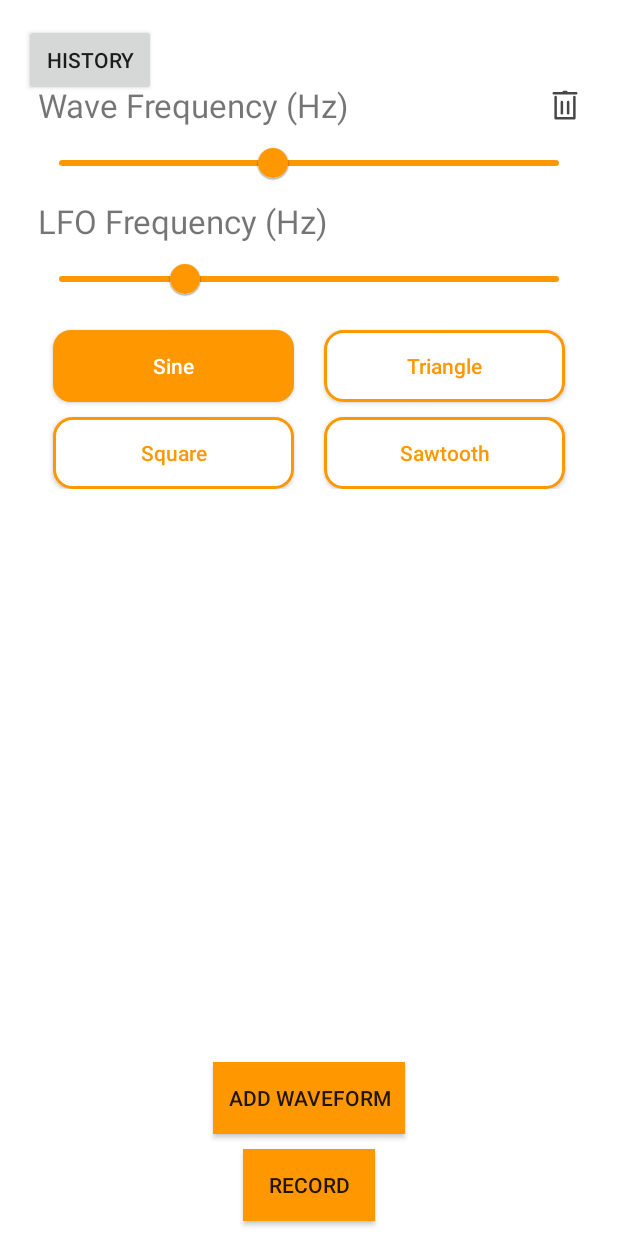
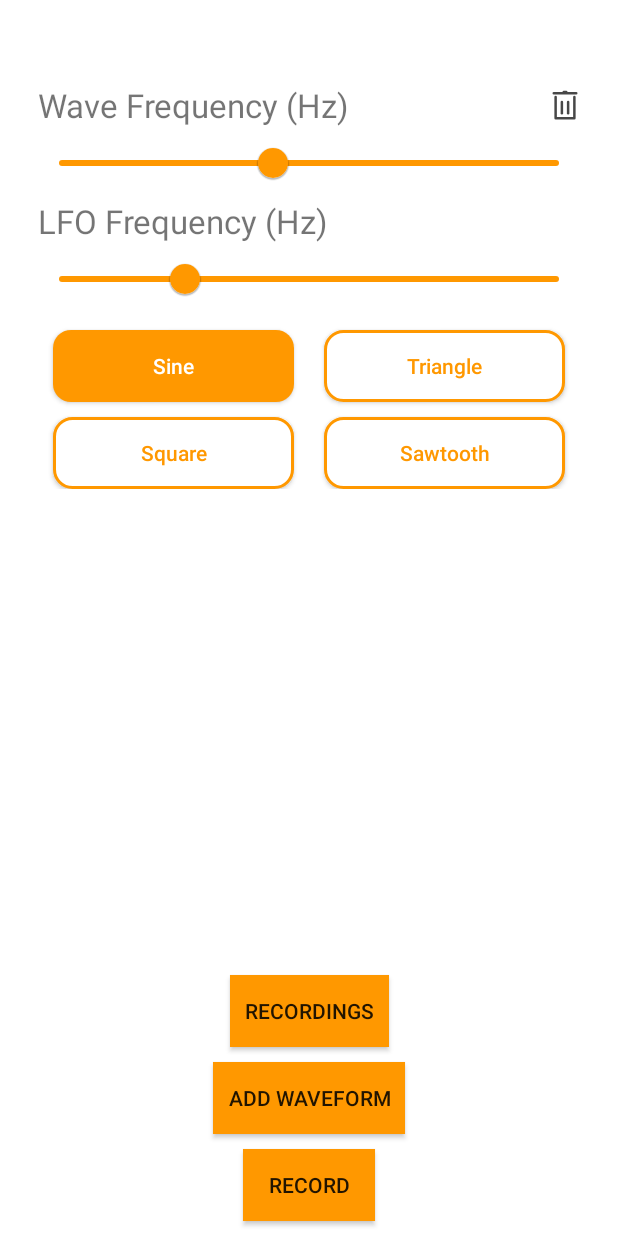
Before and after one commit to Sankar-Ayachitula/Synthesizer-App, an Android app: the screen it shows after launch (MainActivity), after a tap on "ADD WAVEFORM", on a phone screen of 412 x 824 dp. Run offline under Robolectric (Android 15) with nearby library versions, the phone set to English and light mode, and no system bars; 3 statements that could not run were skipped.

Commit message:
Reverted the MainActivity.java file, commented the OscilloscopeView, made UI changes

```diff
--- a/app/src/main/java/edu/northeastern/synthesizer/activities/MainActivity.java
+++ b/app/src/main/java/edu/northeastern/synthesizer/activities/MainActivity.java
@@ -1,169 +1,77 @@
 package edu.northeastern.synthesizer.activities;
 
-import android.content.Intent;
 import android.os.Bundle;
-import android.os.Handler;
-import android.os.Looper;
+import android.util.Log;
 import android.view.View;
-import android.widget.Button;
 import android.widget.Toast;
 
 import androidx.activity.EdgeToEdge;
 import androidx.appcompat.app.AppCompatActivity;
+import androidx.core.graphics.Insets;
+import androidx.core.view.ViewCompat;
+import androidx.core.view.WindowInsetsCompat;
 import androidx.recyclerview.widget.LinearLayoutManager;
 import androidx.recyclerview.widget.RecyclerView;
 
-import java.io.File;
-import java.text.SimpleDateFormat;
 import java.util.ArrayList;
-import java.util.Date;
-import java.util.Locale;
+import java.util.Arrays;
+import java.util.List;
 
 import edu.northeastern.synthesizer.R;
+import edu.northeastern.synthesizer.adapters.OnWaveTypeSelected;
 import edu.northeastern.synthesizer.adapters.WaveAdapter;
+import edu.northeastern.synthesizer.adapters.WaveType;
 import edu.northeastern.synthesizer.models.WaveModel;
 import edu.northeastern.synthesizer.utils.NativeSynth;
-//import edu.northeastern.synthesizer.utils.OnWaveTypeSelected;
-//import edu.northeastern.synthesizer.utils.WaveType;
-import edu.northeastern.synthesizer.adapters.OnWaveTypeSelected;
-import edu.northeastern.synthesizer.adapters.WaveType;
-
-import edu.northeastern.synthesizer.views.OscilloscopeView;
 
 public class MainActivity extends AppCompatActivity implements OnWaveTypeSelected {
 
-    private final ArrayList<WaveModel> waves = new ArrayList<>();
-    private RecyclerView recyclerView;
-    private WaveAdapter adapter;
+    private ArrayList<WaveModel> waves = new ArrayList<>();
+    RecyclerView recyclerView;
+    WaveAdapter adapter;
 
-    // NEW: oscilloscope + polling
-    private OscilloscopeView oscilloscopeView;
-    private static final int WAVEFORM_SIZE = 512;
-    private final float[] waveformBuffer = new float[WAVEFORM_SIZE];
-
-    private final Handler waveformHandler = new Handler(Looper.getMainLooper());
-    private final int WAVEFORM_REFRESH_MS = 16; // ~60 FPS
-    private final Runnable waveformUpdater = new Runnable() {
-        @Override
-        public void run() {
-            try {
-                NativeSynth.getWaveform(waveformBuffer);
-                if (oscilloscopeView != null) {
-                    oscilloscopeView.updateWaveform(waveformBuffer);
-                }
-            } catch (Throwable t) {
-                // ignore; keep UI safe
-            }
-            waveformHandler.postDelayed(this, WAVEFORM_REFRESH_MS);
-        }
-    };
-
-    // NEW: recording
-    private Button recordButton;
-    private boolean isRecording = false;
-    private File lastRecordingFile = null;
 
     @Override
     protected void onCreate(Bundle savedInstanceState) {
         super.onCreate(savedInstanceState);
         EdgeToEdge.enable(this);
         setContentView(R.layout.activity_main);
+//        ViewCompat.setOnApplyWindowInsetsListener(findViewById(R.id.main), (v, insets) -> {
+//            Insets systemBars = insets.getInsets(WindowInsetsCompat.Type.systemBars());
+//            v.setPadding(systemBars.left, systemBars.top, systemBars.right, systemBars.bottom);
+//            return insets;
+//        });
 
-        // Start native audio engine
-        NativeSynth.start();
+        recyclerView = findViewById(R.id.rv_waveform);
+        recyclerView.setLayoutManager(new LinearLayoutManager(this));
 
-        // Find views
+        // Example list (replace with your actual model)
+        List<String> list = Arrays.asList("Wave 1", "Wave 2", "Wave 3");
 
-        oscilloscopeView = findViewById(R.id.oscilloscopeView);
-        recordButton = findViewById(R.id.btnRecord);
-        recyclerView = findViewById(R.id.rv_waveform);
-
-        findViewById(R.id.btnHistory).setOnClickListener(v -> {
-            Intent i = new Intent(MainActivity.this, RecordingHistoryActivity.class);
-            startActivity(i);
-        });
-
-        // RecyclerView setup
-        recyclerView.setLayoutManager(new LinearLayoutManager(this));
         adapter = new WaveAdapter(waves, this);
         recyclerView.setAdapter(adapter);
 
-        // Add wave button
-        findViewById(R.id.addWaveForm).setOnClickListener(new View.OnClickListener() {
-            @Override
-            public void onClick(View v) {
-                addNewWave();
-            }
+        NativeSynth.start();
+        // waveType: 0=sine, 1=square, 2=tri, 3=saw
+
+//        int waveId1 = NativeSynth.addWave(2, 440f, 1f); // sine
+
+        findViewById(R.id.addWaveForm).setOnClickListener(v -> {
+            addNewWave();
         });
 
-        // NEW: Record button handler
-        recordButton.setOnClickListener(new View.OnClickListener() {
-            @Override
-            public void onClick(View v) {
-                toggleRecording();
-            }
-        });
-
-        // Start waveform polling
-        waveformHandler.post(waveformUpdater);
-
-
     }
-
-    private void addNewWave() {
-        WaveModel model = new WaveModel();
-        waves.add(model);
-        adapter.notifyItemInserted(waves.size() - 1);
-        recyclerView.smoothScrollToPosition(waves.size() - 1);
-    }
-
-    // NEW: create recording path in internal storage
-    private File createNewRecordingFile() {
-        File recordingsDir = new File(getFilesDir(), "recordings");
-        if (!recordingsDir.exists()) {
-            boolean ok = recordingsDir.mkdirs();
-            if (!ok) {
-                Toast.makeText(this, "Failed to create recordings directory", Toast.LENGTH_SHORT).show();
-                return null;
-            }
-        }
-        String timestamp = new SimpleDateFormat("yyyyMMdd_HHmmss", Locale.US).format(new Date());
-        return new File(recordingsDir, "recording_" + timestamp + ".wav");
-    }
-
-    // NEW: toggling recording
-    private void toggleRecording() {
-        if (!isRecording) {
-            File f = createNewRecordingFile();
-            if (f == null) return;
-            lastRecordingFile = f;
-            NativeSynth.startRecording(f.getAbsolutePath());
-            isRecording = true;
-            recordButton.setText("Stop");
-            Toast.makeText(this, "Recording started", Toast.LENGTH_SHORT).show();
-        } else {
-            NativeSynth.stopRecording();
-            isRecording = false;
-            recordButton.setText("Record");
-            if (lastRecordingFile != null) {
-                Toast.makeText(this,
-                        "Recording saved: " + lastRecordingFile.getName(),
-                        Toast.LENGTH_LONG).show();
-            } else {
-                Toast.makeText(this, "Recording stopped", Toast.LENGTH_SHORT).show();
-            }
-        }
-    }
-
-    // Callbacks from WaveAdapter via OnWaveTypeSelected
 
     @Override
     public void onWaveSelected(int pos, WaveType type) {
         WaveModel model = waves.get(pos);
+
         if (model.waveId == -1) {
+            // FIRST TIME → create in native
             int id = NativeSynth.addWave(type.ordinal(), model.frequency, model.amplitude);
             model.waveId = id;
         } else {
+            // Modify type only
             NativeSynth.setWaveType(model.waveId, type.ordinal());
         }
     }
@@ -182,19 +90,35 @@ public class MainActivity extends AppCompatActivity implements OnWaveTypeSelecte
         }
     }
 
+    private void addNewWave() {
+        // 1. Create WaveModel with defaults
+        WaveModel model = new WaveModel();
+
+        // 2. Add wave to native engine
+        int id = NativeSynth.addWave(
+                model.waveType,
+                model.frequency,
+                model.amplitude
+        );
+        model.waveId = id;
+
+        // 3. Add to list
+        waves.add(model);
+
+        // 4. Notify adapter
+        adapter.notifyItemInserted(waves.size() - 1);
+
+        // 5. Scroll to last item
+        recyclerView.smoothScrollToPosition(waves.size() - 1);
+    }
+
+
+
     @Override
     protected void onDestroy() {
         super.onDestroy();
-        // Stop waveform polling
-        waveformHandler.removeCallbacks(waveformUpdater);
 
-        // Stop any active recording
-        if (isRecording) {
-            NativeSynth.stopRecording();
-            isRecording = false;
-        }
-
-        // Stop audio engine
+        // Stop audio thread cleanly
         NativeSynth.stop();
     }
 
--- a/app/src/main/res/layout/activity_main.xml
+++ b/app/src/main/res/layout/activity_main.xml
@@ -56,12 +56,14 @@
 
     <Button
         android:id="@+id/btnHistory"
-        android:text="History"
         android:layout_width="wrap_content"
         android:layout_height="wrap_content"
-        app:layout_constraintTop_toTopOf="parent"
-        app:layout_constraintStart_toStartOf="parent"
-        android:layout_marginTop="16dp"
-        android:layout_marginStart="16dp"/>
+        android:text="Recordings"
+        android:layout_margin="10dp"
+        android:paddingHorizontal="10dp"
+        android:background="@color/orange"
+        app:layout_constraintBottom_toTopOf="@+id/addWaveForm"
+        app:layout_constraintEnd_toEndOf="parent"
+        app:layout_constraintStart_toStartOf="parent" />
 
 </androidx.constraintlayout.widget.ConstraintLayout>
```
